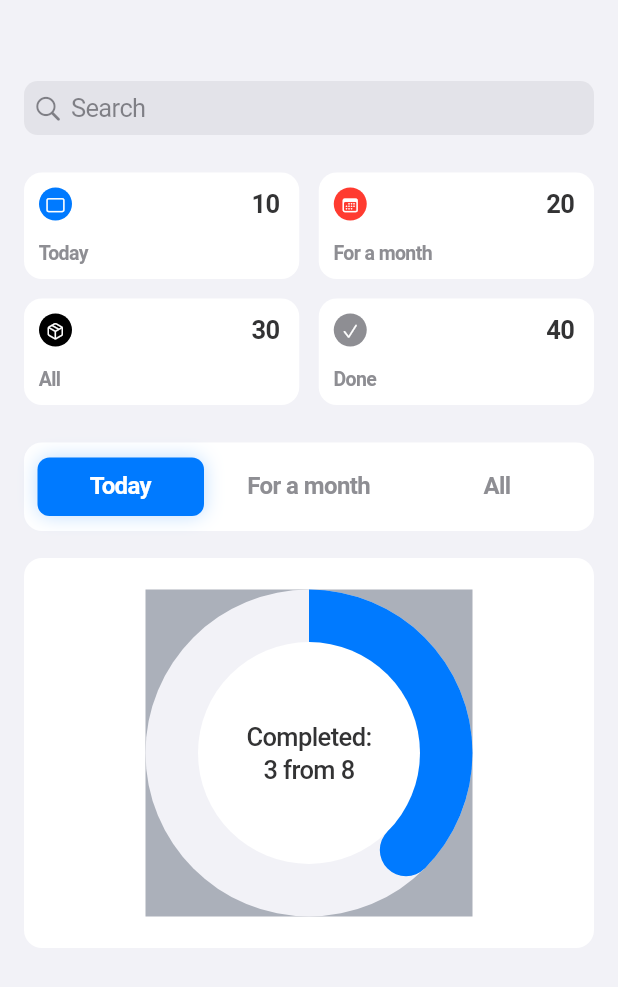
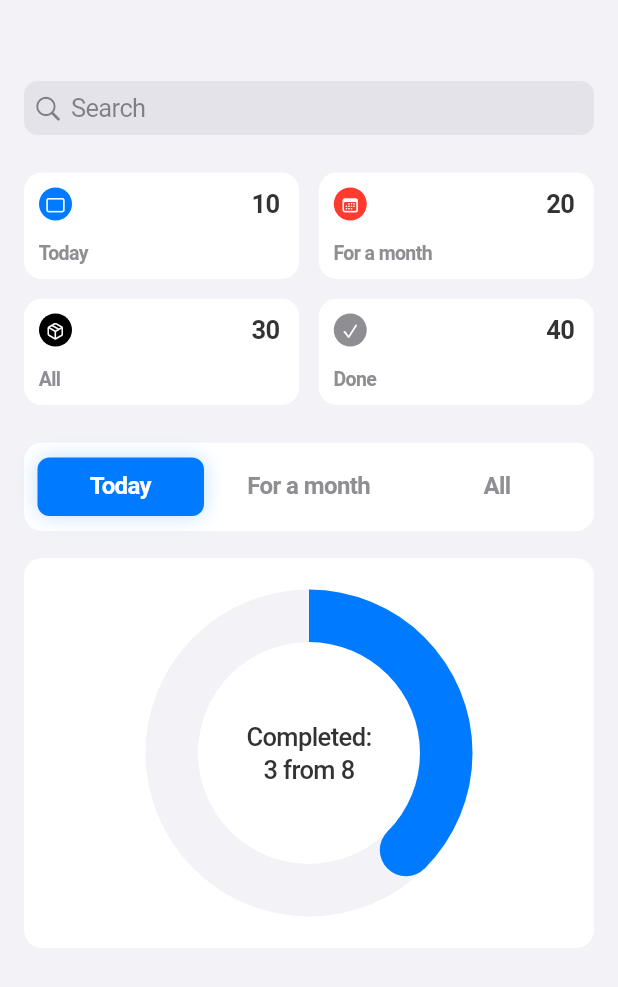
Before and after one commit to Rollfreeze/reminder_lite_flutter, a Flutter app: the screen it shows after launch, on a phone screen of 412 x 824 dp. Shown: the top 987 px of the screen. Run offline on Flutter 3.47's test engine with Material 3 defaults, Android fonts, the phone set to English and light mode, and no system bars; our stand-ins replace bloc, flutter_bloc, freezed_annotation, go_router; generated files the repository leaves out were written again.

Commit message:
refactor: remove helper ColoredBox

```diff
--- a/reminder_lite/lib/features/home/widgets/progress_section/progress_circle_section.dart
+++ b/reminder_lite/lib/features/home/widgets/progress_section/progress_circle_section.dart
@@ -45,8 +45,6 @@ class ProgressCircleSection extends StatelessWidget {
         child: Center(
           child: SizedBox.square(
             dimension: 218,
-            child: ColoredBox(
-              color: AppColors.gray2,
             child: ProgressCircle(
               completed: completed,
               total: total,
@@ -57,7 +55,6 @@ class ProgressCircleSection extends StatelessWidget {
           ),
         ),
       ),
-      ),
     );
   }
 }
```
Lines whose indentation alone changed are shown as unchanged.
